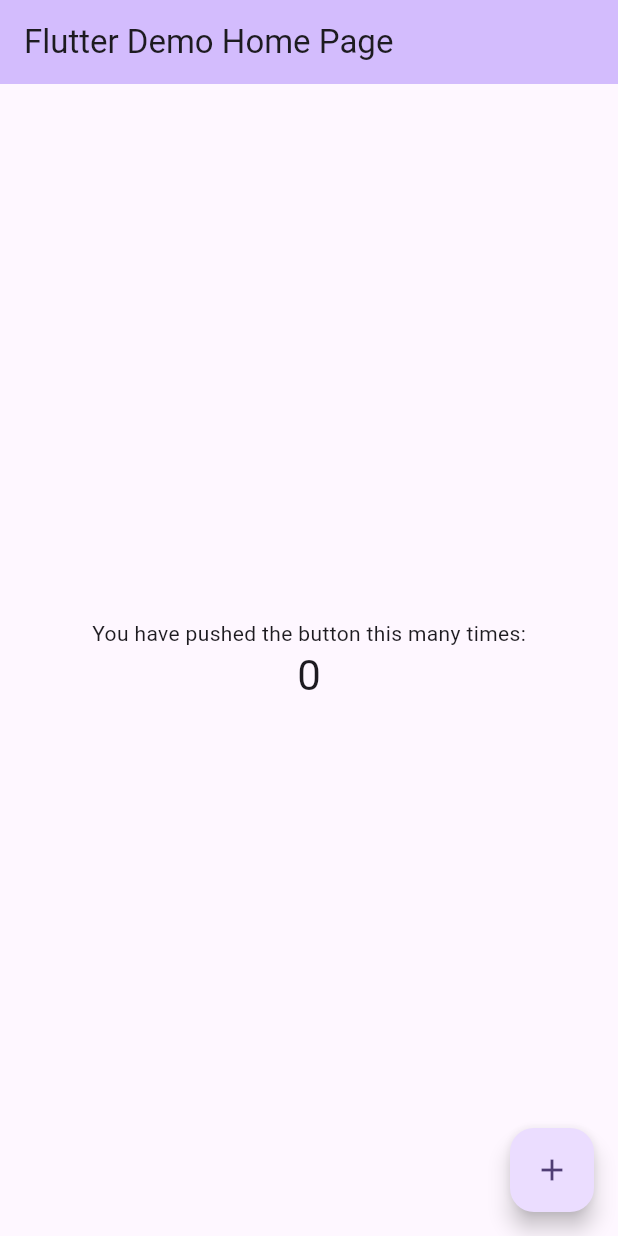
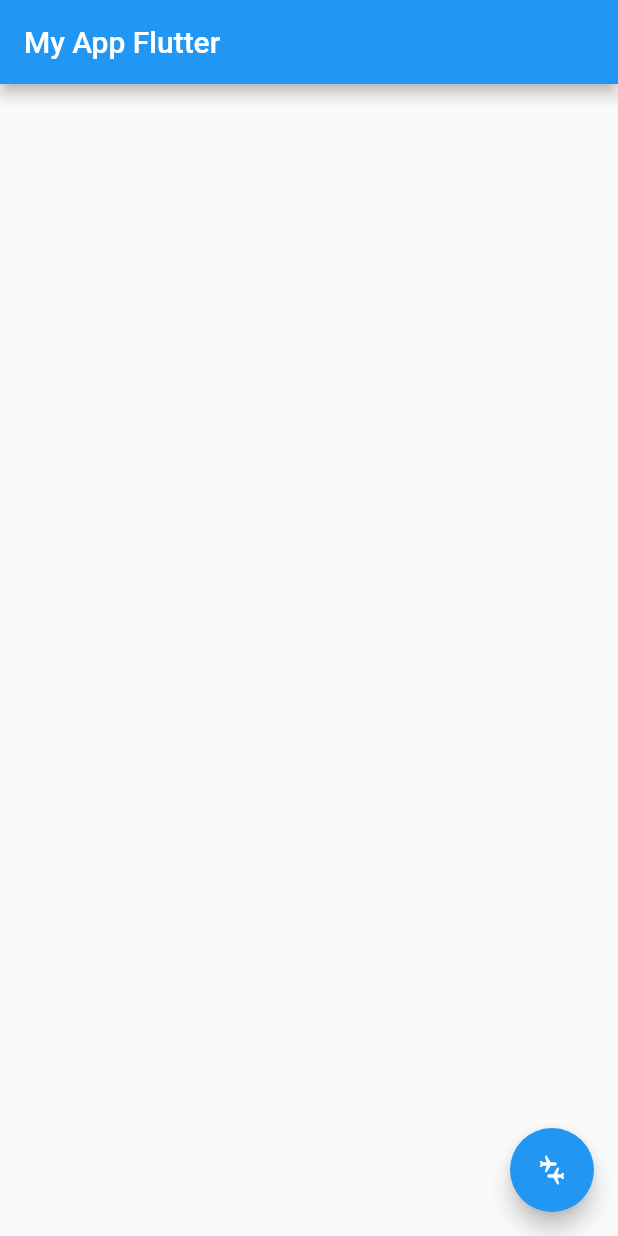
Before and after one commit to agonglomarel7/Flutter, a Flutter app: the screen it shows after launch, on a phone screen of 412 x 824 dp. Run offline on Flutter 3.47's test engine with Material 2 defaults, Android fonts, the phone set to English and light mode, and no system bars.

Commit message:
Custom theme in flutter

```diff
--- a/lib/main.dart
+++ b/lib/main.dart
@@ -1,4 +1,5 @@
 import 'package:flutter/material.dart';
+import 'package:myapp/src/utils/theme.dart';
 
 void main() {
   runApp(const MyApp());
@@ -12,99 +13,25 @@ class MyApp extends StatelessWidget {
   Widget build(BuildContext context) {
     return MaterialApp(
       title: 'Flutter Demo',
-      theme: ThemeData(
-        colorScheme: ColorScheme.fromSeed(seedColor: Colors.deepPurple),
-        useMaterial3: true,
-      ),
-      home: const MyHomePage(title: 'Flutter Demo Home Page'),
+      theme:TAppTheme.lighttheme,
+      darkTheme: TAppTheme.darttheme,
+      themeMode: ThemeMode.system,
+      home:AppHome()
     );
   }
 }
 
-class MyHomePage extends StatefulWidget {
-  const MyHomePage({super.key, required this.title});
-
-  // This widget is the home page of your application. It is stateful, meaning
-  // that it has a State object (defined below) that contains fields that affect
-  // how it looks.
-
-  // This class is the configuration for the state. It holds the values (in this
-  // case the title) provided by the parent (in this case the App widget) and
-  // used by the build method of the State. Fields in a Widget subclass are
-  // always marked "final".
-
-  final String title;
-
-  @override
-  State<MyHomePage> createState() => _MyHomePageState();
-}
-
-class _MyHomePageState extends State<MyHomePage> {
-  int _counter = 0;
-
-  void _incrementCounter() {
-    setState(() {
-      // This call to setState tells the Flutter framework that something has
-      // changed in this State, which causes it to rerun the build method below
-      // so that the display can reflect the updated values. If we changed
-      // _counter without calling setState(), then the build method would not be
-      // called again, and so nothing would appear to happen.
-      _counter++;
-    });
-  }
+class AppHome extends StatelessWidget {
+  const AppHome({super.key});
 
   @override
   Widget build(BuildContext context) {
-    // This method is rerun every time setState is called, for instance as done
-    // by the _incrementCounter method above.
-    //
-    // The Flutter framework has been optimized to make rerunning build methods
-    // fast, so that you can just rebuild anything that needs updating rather
-    // than having to individually change instances of widgets.
     return Scaffold(
       appBar: AppBar(
-        // TRY THIS: Try changing the color here to a specific color (to
-        // Colors.amber, perhaps?) and trigger a hot reload to see the AppBar
-        // change color while the other colors stay the same.
-        backgroundColor: Theme.of(context).colorScheme.inversePrimary,
-        // Here we take the value from the MyHomePage object that was created by
-        // the App.build method, and use it to set our appbar title.
-        title: Text(widget.title),
+        title: Text("My App Flutter"),
       ),
-      body: Center(
-        // Center is a layout widget. It takes a single child and positions it
-        // in the middle of the parent.
-        child: Column(
-          // Column is also a layout widget. It takes a list of children and
-          // arranges them vertically. By default, it sizes itself to fit its
-          // children horizontally, and tries to be as tall as its parent.
-          //
-          // Column has various properties to control how it sizes itself and
-          // how it positions its children. Here we use mainAxisAlignment to
-          // center the children vertically; the main axis here is the vertical
-          // axis because Columns are vertical (the cross axis would be
-          // horizontal).
-          //
-          // TRY THIS: Invoke "debug painting" (choose the "Toggle Debug Paint"
-          // action in the IDE, or press "p" in the console), to see the
-          // wireframe for each widget.
-          mainAxisAlignment: MainAxisAlignment.center,
-          children: <Widget>[
-            const Text(
-              'You have pushed the button this many times:',
-            ),
-            Text(
-              '$_counter',
-              style: Theme.of(context).textTheme.headlineMedium,
-            ),
-          ],
-        ),
-      ),
-      floatingActionButton: FloatingActionButton(
-        onPressed: _incrementCounter,
-        tooltip: 'Increment',
-        child: const Icon(Icons.add),
-      ), // This trailing comma makes auto-formatting nicer for build methods.
+      floatingActionButton: FloatingActionButton(onPressed: () {  },
+      child: Icon(Icons.connecting_airports_sharp),),
     );
   }
 }
--- /dev/null
+++ b/lib/src/utils/theme.dart
@@ -0,0 +1,10 @@
+
+
+import 'package:flutter/material.dart';
+
+class TAppTheme {
+
+  static ThemeData lighttheme = ThemeData(brightness: Brightness.light);
+
+  static ThemeData darttheme = ThemeData(brightness: Brightness.dark);
+}
```
